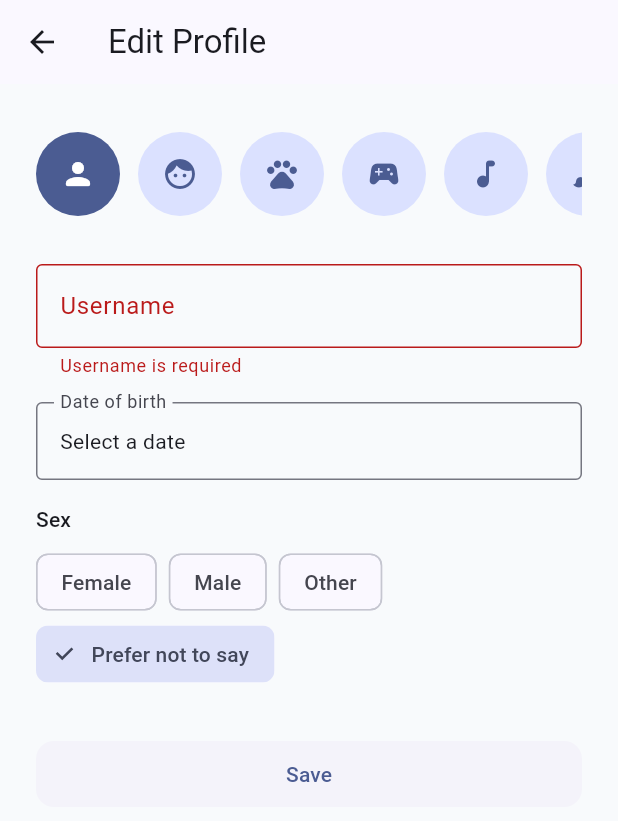
After one commit to dlenam/flutter-interview-sample, a Flutter app: the ProfileScreen screen opened directly, after a tap on "Save", on a phone screen of 412 x 824 dp. The commit adds this screen. Shown: the top 821 px of the screen. Run offline on Flutter 3.47's test engine with Material 3 defaults, Android fonts, the phone set to English and light mode, and no system bars; our stand-ins replace equatable, flutter_bloc, shared_preferences, smooth_page_indicator; accounts and stored records are empty.

Commit message:
Refactor user profile feature

```diff
--- a/lib/features/home/views/home_screen.dart
+++ b/lib/features/home/views/home_screen.dart
@@ -1,11 +1,26 @@
 import 'package:flutter/material.dart';
 import 'package:flutter_bloc/flutter_bloc.dart';
+import 'package:provider/provider.dart';
 
 import 'package:flutter_onboarding_bloc/features/onboarding/repository/onboarding_repository.dart';
 import 'package:flutter_onboarding_bloc/features/onboarding/views/onboarding_screen.dart';
+import 'package:flutter_onboarding_bloc/features/profile/providers/profile_provider.dart';
+import 'package:flutter_onboarding_bloc/features/profile/services/fake_profile_api.dart';
+import 'package:flutter_onboarding_bloc/features/profile/views/profile_screen.dart';
 
 class HomeScreen extends StatelessWidget {
   const HomeScreen({super.key});
+
+  void _openProfile(BuildContext context) {
+    Navigator.of(context).push(
+      MaterialPageRoute(
+        builder: (_) => ChangeNotifierProvider(
+          create: (_) => ProfileProvider(FakeProfileApi())..loadProfile(),
+          child: const ProfileScreen(),
+        ),
+      ),
+    );
+  }
 
   Future<void> _resetOnboarding(BuildContext context) async {
     await context.read<OnboardingRepository>().reset();
@@ -64,6 +79,12 @@ class HomeScreen extends StatelessWidget {
                   textAlign: TextAlign.center,
                 ),
                 const SizedBox(height: 48),
+                ElevatedButton.icon(
+                  onPressed: () => _openProfile(context),
+                  icon: const Icon(Icons.person_rounded),
+                  label: const Text('Edit Profile'),
+                ),
+                const SizedBox(height: 16),
                 OutlinedButton.icon(
                   onPressed: () => _resetOnboarding(context),
                   icon: const Icon(Icons.refresh_rounded),
--- /dev/null
+++ b/lib/features/profile/models/user_profile.dart
@@ -0,0 +1,34 @@
+class UserProfile {
+  UserProfile({
+    required this.username,
+    required this.birthDate,
+    required this.sex,
+    this.avatarIndex = 0,
+  });
+
+  factory UserProfile.empty() => UserProfile(
+        username: '',
+        birthDate: null,
+        sex: 'Prefer not to say',
+        avatarIndex: 0,
+      );
+
+  String username;
+  DateTime? birthDate;
+  String sex;
+  int avatarIndex;
+
+  UserProfile copyWith({
+    String? username,
+    DateTime? birthDate,
+    String? sex,
+    int? avatarIndex,
+  }) {
+    return UserProfile(
+      username: username ?? this.username,
+      birthDate: birthDate ?? this.birthDate,
+      sex: sex ?? this.sex,
+      avatarIndex: avatarIndex ?? this.avatarIndex,
+    );
+  }
+}
--- /dev/null
+++ b/lib/features/profile/providers/profile_provider.dart
@@ -0,0 +1,45 @@
+import 'package:flutter/foundation.dart';
+import 'package:flutter_onboarding_bloc/features/profile/models/user_profile.dart';
+import 'package:flutter_onboarding_bloc/features/profile/services/fake_profile_api.dart';
+
+/// Holds the profile form state for the Profile feature.
+///
+/// Note: unlike the onboarding flow (which uses `flutter_bloc`), this feature
+/// is built with `ChangeNotifier` + `provider`.
+class ProfileProvider extends ChangeNotifier {
+  ProfileProvider(this._api);
+
+  final FakeProfileApi _api;
+
+  UserProfile profile = UserProfile.empty();
+  bool isLoading = false;
+
+  Future<void> loadProfile() async {
+    isLoading = true;
+    notifyListeners();
+
+    try {
+      profile = await _api.fetchProfile();
+      isLoading = false;
+      notifyListeners();
+    } catch (e) {
+      print('Failed to load profile: $e');
+    }
+  }
+
+  Future<bool> saveProfile(UserProfile updated) async {
+    isLoading = true;
+    notifyListeners();
+
+    try {
+      await _api.saveProfile(updated);
+      profile = updated;
+      isLoading = false;
+      notifyListeners();
+      return true;
+    } catch (e) {
+      print('Failed to save profile: $e');
+      return false;
+    }
+  }
+}
--- /dev/null
+++ b/lib/features/profile/services/fake_profile_api.dart
@@ -0,0 +1,24 @@
+import 'package:flutter_onboarding_bloc/features/profile/models/user_profile.dart';
+
+/// Simulates a backend for the profile feature since no real API exists yet.
+///
+/// Data only lives in memory for as long as the app process is alive - it is
+/// not written to disk, so it will not survive an app restart.
+class FakeProfileApi {
+  static UserProfile _storedProfile = UserProfile.empty();
+
+  Future<UserProfile> fetchProfile() async {
+    await Future.delayed(const Duration(milliseconds: 600));
+    return _storedProfile;
+  }
+
+  Future<void> saveProfile(UserProfile profile) async {
+    await Future.delayed(const Duration(milliseconds: 600));
+
+    if (profile.username.trim().isEmpty) {
+      throw Exception('Username cannot be empty');
+    }
+
+    _storedProfile = profile;
+  }
+}
--- /dev/null
+++ b/lib/features/profile/views/profile_screen.dart
@@ -0,0 +1,169 @@
+import 'package:flutter/material.dart';
+import 'package:provider/provider.dart';
+
+import 'package:flutter_onboarding_bloc/features/profile/models/user_profile.dart';
+import 'package:flutter_onboarding_bloc/features/profile/providers/profile_provider.dart';
+import 'package:flutter_onboarding_bloc/features/profile/views/widgets/avatar_picker.dart';
+
+const List<String> kSexOptions = [
+  'Female',
+  'Male',
+  'Other',
+  'Prefer not to say',
+];
+
+class ProfileScreen extends StatefulWidget {
+  const ProfileScreen({super.key});
+
+  @override
+  State<ProfileScreen> createState() => _ProfileScreenState();
+}
+
+class _ProfileScreenState extends State<ProfileScreen> {
+  final _formKey = GlobalKey<FormState>();
+  final _usernameController = TextEditingController();
+
+  DateTime? _birthDate;
+  String _sex = kSexOptions.last;
+  int _avatarIndex = 0;
+  bool _formInitialized = false;
+
+  @override
+  void dispose() {
+    _usernameController.dispose();
+    super.dispose();
+  }
+
+  void _syncFormWithProfile(UserProfile profile) {
+    if (_formInitialized) return;
+    _formInitialized = true;
+    _usernameController.text = profile.username;
+    _birthDate = profile.birthDate;
+    _sex = profile.sex;
+    _avatarIndex = profile.avatarIndex;
+  }
+
+  Future<void> _pickBirthDate() async {
+    final now = DateTime.now();
+    final picked = await showDatePicker(
+      context: context,
+      initialDate: _birthDate ?? DateTime(now.year - 18, now.month, now.day),
+      firstDate: DateTime(1900),
+      lastDate: now,
+    );
+    if (picked != null) {
+      setState(() => _birthDate = picked);
+    }
+  }
+
+  Future<void> _save(ProfileProvider provider) async {
+    if (!_formKey.currentState!.validate()) return;
+
+    final updated = UserProfile(
+      username: _usernameController.text.trim(),
+      birthDate: _birthDate,
+      sex: _sex,
+      avatarIndex: _avatarIndex,
+    );
+
+    final success = await provider.saveProfile(updated);
+    if (!mounted) return;
+
+    if (success) {
+      ScaffoldMessenger.of(context).showSnackBar(
+        const SnackBar(content: Text('Profile saved')),
+      );
+    }
+  }
+
+  @override
+  Widget build(BuildContext context) {
+    final provider = context.watch<ProfileProvider>();
+    _syncFormWithProfile(provider.profile);
+
+    return Scaffold(
+      appBar: AppBar(title: const Text('Edit Profile')),
+      body: SafeArea(
+        child: Stack(
+          children: [
+            SingleChildScrollView(
+              padding: const EdgeInsets.all(24),
+              child: Form(
+                key: _formKey,
+                child: Column(
+                  crossAxisAlignment: CrossAxisAlignment.start,
+                  children: [
+                    Center(
+                      child: AvatarPicker(
+                        selectedIndex: _avatarIndex,
+                        onSelected: (index) =>
+                            setState(() => _avatarIndex = index),
+                      ),
+                    ),
+                    const SizedBox(height: 24),
+                    TextFormField(
+                      controller: _usernameController,
+                      decoration: const InputDecoration(
+                        labelText: 'Username',
+                        border: OutlineInputBorder(),
+                      ),
+                      validator: (value) {
+                        if (value == null || value.trim().isEmpty) {
+                          return 'Username is required';
+                        }
+                        return null;
+                      },
+                    ),
+                    const SizedBox(height: 16),
+                    InkWell(
+                      onTap: _pickBirthDate,
+                      child: InputDecorator(
+                        decoration: const InputDecoration(
+                          labelText: 'Date of birth',
+                          border: OutlineInputBorder(),
+                        ),
+                        child: Text(
+                          _birthDate == null
+                              ? 'Select a date'
+                              : '${_birthDate!.day}/${_birthDate!.month}/${_birthDate!.year}',
+                        ),
+                      ),
+                    ),
+                    const SizedBox(height: 16),
+                    Text('Sex', style: Theme.of(context).textTheme.labelLarge),
+                    const SizedBox(height: 8),
+                    Wrap(
+                      spacing: 8,
+                      children: [
+                        for (final option in kSexOptions)
+                          ChoiceChip(
+                            label: Text(option),
+                            selected: _sex == option,
+                            onSelected: (_) => setState(() => _sex = option),
+                          ),
+                      ],
+                    ),
+                    const SizedBox(height: 32),
+                    SizedBox(
+                      width: double.infinity,
+                      child: ElevatedButton(
+                        onPressed:
+                            provider.isLoading ? null : () => _save(provider),
+                        child: const Text('Save'),
+                      ),
+                    ),
+                  ],
+                ),
+              ),
+            ),
+            if (provider.isLoading)
+              Container(
+                color: Colors.black12,
+                child: const Center(child: CircularProgressIndicator()),
+              ),
+          ],
+        ),
+      ),
+    );
+  }
+}
--- /dev/null
+++ b/lib/features/profile/views/widgets/avatar_picker.dart
@@ -0,0 +1,51 @@
+import 'package:flutter/material.dart';
+
+const List<IconData> kAvatarIcons = [
+  Icons.person_rounded,
+  Icons.face_rounded,
+  Icons.pets_rounded,
+  Icons.sports_esports_rounded,
+  Icons.music_note_rounded,
+  Icons.brush_rounded,
+];
+
+class AvatarPicker extends StatelessWidget {
+  const AvatarPicker({
+    super.key,
+    required this.selectedIndex,
+    required this.onSelected,
+  });
+
+  final int selectedIndex;
+  final ValueChanged<int> onSelected;
+
+  @override
+  Widget build(BuildContext context) {
+    final theme = Theme.of(context);
+
+    return SizedBox(
+      height: 72,
+      child: ListView.separated(
+        scrollDirection: Axis.horizontal,
+        itemCount: kAvatarIcons.length,
+        separatorBuilder: (_, __) => const SizedBox(width: 12),
+        itemBuilder: (context, index) {
+          final isSelected = index == selectedIndex;
+          return GestureDetector(
+            onTap: () => onSelected(index),
+            child: CircleAvatar(
+              radius: 28,
+              backgroundColor: isSelected
+                  ? theme.colorScheme.primary
+                  : theme.colorScheme.primaryContainer,
+              child: Icon(
+                kAvatarIcons[index],
+                color: isSelected ? Colors.white : theme.colorScheme.primary,
+              ),
+            ),
+          );
+        },
+      ),
+    );
+  }
+}
--- a/pubspec.yaml
+++ b/pubspec.yaml
@@ -11,6 +11,7 @@ dependencies:
     sdk: flutter
   equatable: ^2.0.7
   flutter_bloc: ^9.1.1
+  provider: ^6.1.2
   shared_preferences: ^2.3.0
   smooth_page_indicator: ^3.0.0
 
```
Also changed, not shown: 2 other files.
